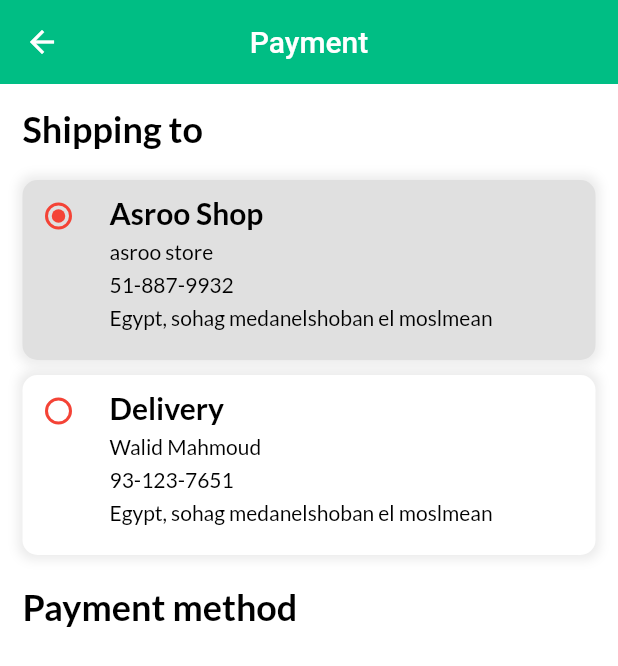
After one commit to SamehNagi/e_commerce_project, a Flutter app: the PaymentScreen screen opened by its route, on a phone screen of 412 x 824 dp. The commit adds this screen. Shown: the top 666 px of the screen. Run offline on Flutter 3.47's test engine with Material 2 defaults, Android fonts, the phone set to English and light mode, and no system bars; our stand-ins replace badges, carousel_slider, firebase_auth, firebase_core, flutter_rating_bar, get and 5 more; missing offline and left inert: flutter_facebook_auth; accounts and stored records are empty; network calls fail; statements that could not run were skipped.

Commit message:
Payment Screen -- Payment UI Design Part 1

```diff
--- a/e_commerce/lib/routes/routes.dart
+++ b/e_commerce/lib/routes/routes.dart
@@ -6,6 +6,7 @@ import 'package:e_commerce/view/screens/auth/login_screen.dart';
 import 'package:e_commerce/view/screens/auth/signup_screen.dart';
 import 'package:e_commerce/view/screens/cart_screen.dart';
 import 'package:e_commerce/view/screens/main_screen.dart';
+import 'package:e_commerce/view/screens/payment_screen.dart';
 import 'package:get/get.dart';
 import 'package:e_commerce/view/screens/welcome_screen.dart';
 
@@ -53,6 +54,15 @@ class AppRoutes {
         ProductBinding(),
       ],
     ),
+    GetPage(
+      name: Routes.paymentScreen,
+      page: () => const PaymentScreen(),
+      bindings: [
+        AuthBinding(),
+        MainBinding(),
+        ProductBinding(),
+      ],
+    ),
   ];
 }
 
@@ -63,4 +73,5 @@ class Routes {
   static const forgetPasswordScreen = '/forgetPasswordScreen';
   static const mainScreen = '/mainScreen';
   static const cartScreen = '/cartScreen';
+  static const paymentScreen = '/paymentScreen';
 }
--- a/e_commerce/lib/view/screens/cart_screen.dart
+++ b/e_commerce/lib/view/screens/cart_screen.dart
@@ -15,6 +15,7 @@ class CartScreen extends StatelessWidget {
   Widget build(BuildContext context) {
     return SafeArea(
       child: Scaffold(
+        backgroundColor: context.theme.backgroundColor,
         appBar: AppBar(
           title: const Text("Cart Items"),
           elevation: 0,
--- /dev/null
+++ b/e_commerce/lib/view/screens/payment_screen.dart
@@ -0,0 +1,61 @@
+import 'package:e_commerce/utils/theme.dart';
+import 'package:e_commerce/view/widgets/Payment/delivery_container_widget.dart';
+import 'package:e_commerce/view/widgets/text.utils.dart';
+import 'package:flutter/material.dart';
+import 'package:get/get.dart';
+
+class PaymentScreen extends StatelessWidget {
+  const PaymentScreen({Key? key}) : super(key: key);
+
+  @override
+  Widget build(BuildContext context) {
+    return Scaffold(
+      backgroundColor: context.theme.backgroundColor,
+      appBar: AppBar(
+        title: const Text("Payment"),
+        elevation: 0,
+        backgroundColor: Get.isDarkMode ? darkGreyClr : mainColor,
+        centerTitle: true,
+      ),
+      body: SingleChildScrollView(
+        child: Padding(
+          padding: const EdgeInsets.all(15),
+          child: Column(
+            crossAxisAlignment: CrossAxisAlignment.start,
+            children: [
+              TextUtils(
+                fontSize: 24,
+                fontWeight: FontWeight.bold,
+                text: "Shipping to",
+                color: Get.isDarkMode ? Colors.white : Colors.black,
+                underLine: TextDecoration.none,
+              ),
+              const SizedBox(
+                height: 20,
+              ),
+              DeliveryContainerWidget(),
+              const SizedBox(
+                height: 20,
+              ),
+              TextUtils(
+                fontSize: 24,
+                fontWeight: FontWeight.bold,
+                text: "Payment method",
+                color: Get.isDarkMode ? Colors.white : Colors.black,
+                underLine: TextDecoration.none,
+              ),
+              const SizedBox(
+                height: 20,
+              ),
+              // PaymentMethodSidget(),
+              const SizedBox(
+                height: 20,
+              ),
+              // TotalButton(),
+            ],
+          ),
+        ),
+      ),
+    );
+  }
+}
--- /dev/null
+++ b/e_commerce/lib/view/widgets/Payment/delivery_container_widget.dart
@@ -0,0 +1,142 @@
+import 'package:e_commerce/view/widgets/text.utils.dart';
+import 'package:flutter/material.dart';
+
+class DeliveryContainerWidget extends StatefulWidget {
+  const DeliveryContainerWidget({Key? key}) : super(key: key);
+
+  @override
+  State<DeliveryContainerWidget> createState() =>
+      _DeliveryContainerWidgetState();
+}
+
+class _DeliveryContainerWidgetState extends State<DeliveryContainerWidget> {
+  int radioContainerIndex = 1;
+  bool changeColors = false;
+
+  @override
+  Widget build(BuildContext context) {
+    return Column(
+      children: [
+        buildRadioContainer(
+          title: "Asroo Shop",
+          name: "asroo store",
+          phone: "51-887-9932",
+          address: "Egypt, sohag medanelshoban el moslmean",
+          value: 1,
+          color: changeColors ? Colors.white : Colors.grey.shade300,
+          onChanged: (int? value) {
+            setState(() {
+              radioContainerIndex = value!;
+              changeColors = !changeColors;
+            });
+          },
+        ),
+        const SizedBox(
+          height: 10,
+        ),
+        buildRadioContainer(
+          title: "Delivery",
+          name: "Walid Mahmoud",
+          phone: "93-123-7651",
+          address: "Egypt, sohag medanelshoban el moslmean",
+          value: 2,
+          color: changeColors ? Colors.grey.shade300 : Colors.white,
+          onChanged: (int? value) {
+            setState(() {
+              radioContainerIndex = value!;
+              changeColors = !changeColors;
+            });
+          },
+        ),
+      ],
+    );
+  }
+
+  Widget buildRadioContainer({
+    required Color color,
+    required int value,
+    required Function onChanged,
+    required String name,
+    required String title,
+    required String phone,
+    required String address,
+  }) {
+    return Container(
+      height: 120,
+      width: double.infinity,
+      decoration: BoxDecoration(
+        borderRadius: BorderRadius.circular(10),
+        color: color,
+        boxShadow: [
+          BoxShadow(
+            color: Colors.grey.withOpacity(0.2),
+            spreadRadius: 3.0,
+            blurRadius: 5.0,
+          ),
+        ],
+      ),
+      child: Row(
+        mainAxisAlignment: MainAxisAlignment.start,
+        crossAxisAlignment: CrossAxisAlignment.start,
+        children: [
+          Radio(
+            value: value,
+            groupValue: radioContainerIndex,
+            fillColor: MaterialStateColor.resolveWith((states) => Colors.red),
+            onChanged: (int? value) {
+              onChanged(value);
+            },
+          ),
+          const SizedBox(
+            width: 10,
+          ),
+          Padding(
+            padding: const EdgeInsets.only(top: 10),
+            child: Column(
+              crossAxisAlignment: CrossAxisAlignment.start,
+              children: [
+                TextUtils(
+                  fontSize: 20,
+                  fontWeight: FontWeight.bold,
+                  text: title,
+                  color: Colors.black,
+                  underLine: TextDecoration.none,
+                ),
+                const SizedBox(
+                  height: 5,
+                ),
+                TextUtils(
+                  fontSize: 14,
+                  fontWeight: FontWeight.normal,
+                  text: name,
+                  color: Colors.black,
+                  underLine: TextDecoration.none,
+                ),
+                const SizedBox(
+                  height: 5,
+                ),
+                TextUtils(
+                  fontSize: 14,
+                  fontWeight: FontWeight.normal,
+                  text: phone,
+                  color: Colors.black,
+                  underLine: TextDecoration.none,
+                ),
+                const SizedBox(
+                  height: 5,
+                ),
+                TextUtils(
+                  fontSize: 14,
+                  fontWeight: FontWeight.normal,
+                  text: address,
+                  color: Colors.black,
+                  underLine: TextDecoration.none,
+                ),
+              ],
+            ),
+          ),
+        ],
+      ),
+    );
+  }
+}
--- a/e_commerce/lib/view/widgets/cart/cart_total.dart
+++ b/e_commerce/lib/view/widgets/cart/cart_total.dart
@@ -1,4 +1,5 @@
 import 'package:e_commerce/logic/controllers/cart_controller.dart';
+import 'package:e_commerce/routes/routes.dart';
 import 'package:e_commerce/utils/theme.dart';
 import 'package:e_commerce/view/widgets/text.utils.dart';
 import 'package:flutter/material.dart';
@@ -51,7 +52,9 @@ class CartTotal extends StatelessWidget {
                     elevation: 0,
                     primary: Get.isDarkMode ? pinkClr : mainColor,
                   ),
-                  onPressed: () {},
+                  onPressed: () {
+                    Get.toNamed(Routes.paymentScreen);
+                  },
                   child: Row(
                     mainAxisAlignment: MainAxisAlignment.center,
                     children: const [
```
